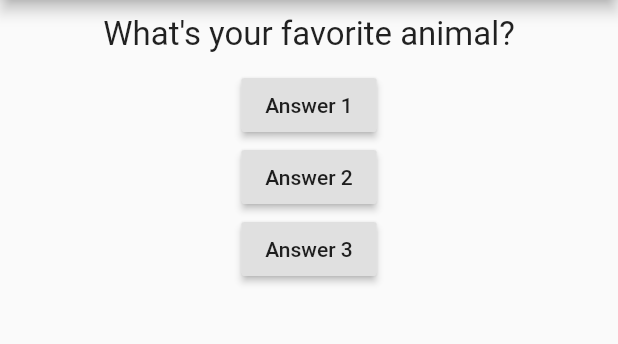
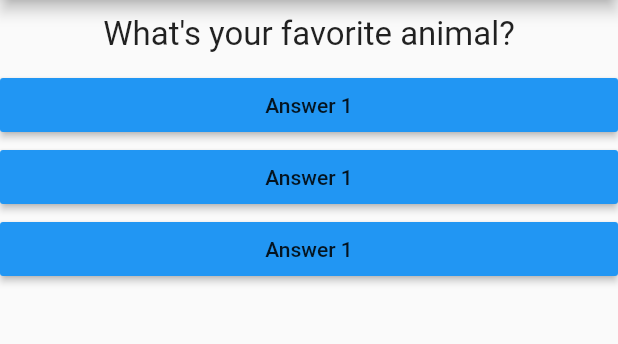
Before and after one commit to abhrp/quizzy, a Flutter app: the screen it shows after launch, after a tap on "Answer 1", on a phone screen of 412 x 824 dp, the part 84-428 px from its top. Run offline on Flutter 3.47's test engine with Material 2 defaults, Android fonts, the phone set to English and light mode, and no system bars.

Commit message:
Styling answer widget

```diff
--- /dev/null
+++ b/lib/answer.dart
@@ -0,0 +1,19 @@
+import 'package:flutter/material.dart';
+
+class Answer extends StatelessWidget {
+  final Function clicked;
+
+  Answer(this.clicked);
+
+  @override
+  Widget build(BuildContext context) {
+    return Container(
+      width: double.infinity,
+      child: RaisedButton(
+        child: Text('Answer 1'),
+        onPressed: clicked,
+        color: Colors.blue,
+      ),
+    );
+  }
+}
--- a/lib/main.dart
+++ b/lib/main.dart
@@ -1,5 +1,6 @@
 import 'package:flutter/material.dart';
 
+import './answer.dart';
 import './question.dart';
 
 void main() => runApp(QuizzyApp());
@@ -7,14 +8,14 @@ void main() => runApp(QuizzyApp());
 class QuizzyApp extends StatefulWidget {
   @override
   State<StatefulWidget> createState() {
-    return QuizzyState();
+    return _QuizzyState();
   }
 }
 
-class QuizzyState extends State<QuizzyApp> {
+class _QuizzyState extends State<QuizzyApp> {
   var _questionIndex = 0;
 
-  void answerClicked() {
+  void _answerClicked() {
     setState(() {
       if (_questionIndex < 1) {
         _questionIndex += 1;
@@ -34,20 +35,9 @@ class QuizzyState extends State<QuizzyApp> {
         body: Column(
           children: [
             Question(questions[_questionIndex]),
-            RaisedButton(
-              child: Text('Answer 1'),
-              onPressed: answerClicked,
-            ),
-            RaisedButton(
-              child: Text('Answer 2'),
-              onPressed: () => print('Answer 2 clicked'),
-            ),
-            RaisedButton(
-              child: Text('Answer 3'),
-              onPressed: () {
-                print('Answer 3 clicked');
-              },
-            ),
+            Answer(_answerClicked),
+            Answer(_answerClicked),
+            Answer(_answerClicked),
           ],
         ), //Column
       ), //Scaffold
```
